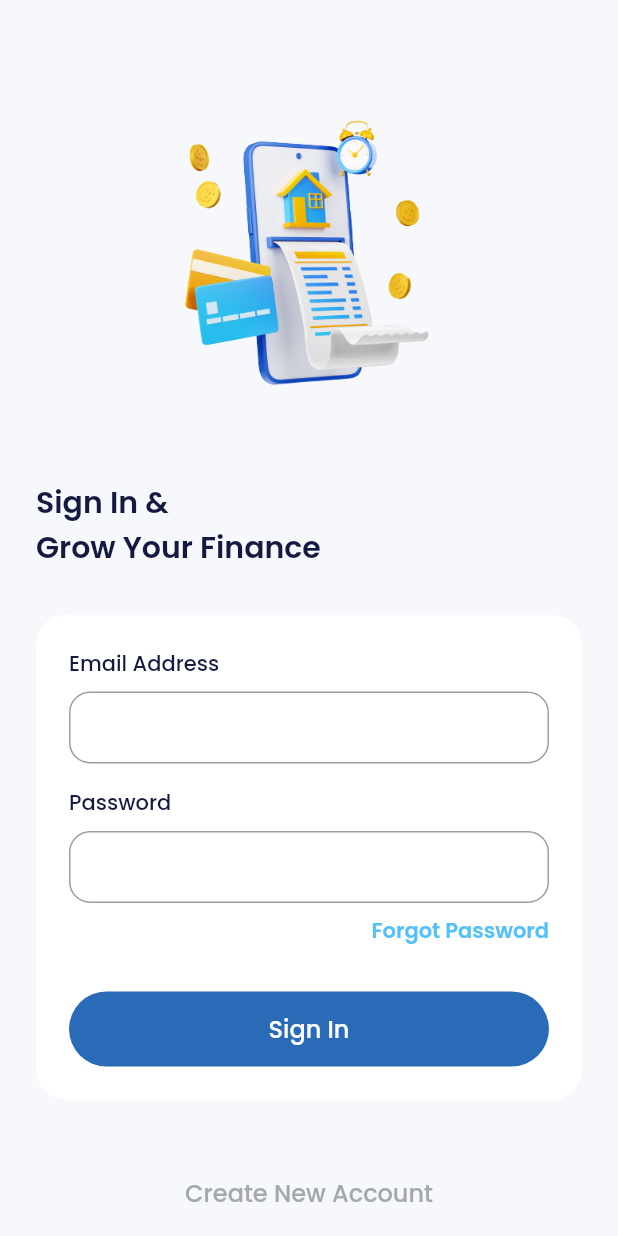
After one commit to idhamaja/flutter-bank, a Flutter app: the SignInPage screen opened directly, on a phone screen of 412 x 824 dp. The commit adds this screen. Run offline on Flutter 3.47's test engine with Material 2 defaults, Android fonts, the light colour scheme and no system bars; our stand-ins replace carousel_slider, google_fonts.

Commit message:
update SignInPage TODAY

```diff
--- a/lib/UI/pages/onBoardingPage.dart
+++ b/lib/UI/pages/onBoardingPage.dart
@@ -1,5 +1,6 @@
 import 'package:carousel_slider/carousel_slider.dart';
 import 'package:flutter/material.dart';
+import 'package:flutter_bank/UI/pages/signInPage.dart';
 import 'package:flutter_bank/shared/themes.dart';
 
 class OnBoardingPage extends StatefulWidget {
@@ -104,7 +105,6 @@
                   SizedBox(height: currentIndex == 2 ? 38 : 50),
 
                   //check button getting started
-
                   //
                   currentIndex == 2
                       ? Column(
@@ -138,7 +138,14 @@
                               width: double.infinity,
                               height: 24,
                               child: TextButton(
-                                onPressed: () {},
+                                onPressed: () {
+                                  Navigator.push(
+                                    context,
+                                    MaterialPageRoute(
+                                      builder: (context) => const SignInPage(),
+                                    ),
+                                  );
+                                },
                                 style: TextButton.styleFrom(
                                   padding: EdgeInsets.zero,
                                 ),
--- /dev/null
+++ b/lib/UI/pages/signInPage.dart
@@ -0,0 +1,161 @@
+import 'package:flutter/material.dart';
+import 'package:flutter_bank/shared/themes.dart';
+
+class SignInPage extends StatelessWidget {
+  const SignInPage({super.key});
+
+  @override
+  Widget build(BuildContext context) {
+    return Scaffold(
+      backgroundColor: lightBackgroundColor,
+      body: ListView(
+        padding: const EdgeInsets.symmetric(horizontal: 24),
+        children: [
+          Container(
+            width: 155,
+            height: 230,
+            margin: const EdgeInsets.only(
+              top: 55,
+              bottom: 35,
+            ),
+            decoration: const BoxDecoration(
+              image: DecorationImage(
+                image: AssetImage(
+                  'assets/bank_logo2.png',
+                ),
+              ),
+            ),
+          ),
+
+          //
+          Text(
+            'Sign In &\nGrow Your Finance',
+            style: blackTextStyle.copyWith(
+              fontSize: 20,
+              fontWeight: semiBold,
+            ),
+          ),
+
+          //
+          const SizedBox(height: 30),
+
+          //
+          Container(
+            padding: const EdgeInsets.all(22),
+            decoration: BoxDecoration(
+              borderRadius: BorderRadius.circular(20),
+              color: whiteColor,
+            ),
+
+            //
+            child: Column(
+              crossAxisAlignment: CrossAxisAlignment.start,
+              children: [
+                //NOTE_EMAIL_INPUT
+                Column(
+                  crossAxisAlignment: CrossAxisAlignment.start,
+                  children: [
+                    Text(
+                      'Email Address',
+                      style: blackTextStyle.copyWith(fontWeight: medium),
+                    ),
+                    //
+                    const SizedBox(height: 8),
+                    //TEXT_FORM_FIELD
+                    TextFormField(
+                      decoration: InputDecoration(
+                        border: OutlineInputBorder(
+                          borderRadius: BorderRadius.circular(14),
+                        ),
+                        contentPadding: const EdgeInsets.all(12),
+                      ),
+                    ),
+                  ],
+                ),
+
+                const SizedBox(height: 16),
+
+                //NOTE_PASSWORD_INPUT
+                Column(
+                  crossAxisAlignment: CrossAxisAlignment.start,
+                  children: [
+                    Text(
+                      'Password',
+                      style: blackTextStyle.copyWith(fontWeight: medium),
+                    ),
+                    //
+                    const SizedBox(height: 8),
+                    //TEXT_FORM_FIELD
+                    TextFormField(
+                      obscureText: true,
+                      decoration: InputDecoration(
+                        border: OutlineInputBorder(
+                          borderRadius: BorderRadius.circular(14),
+                        ),
+                        contentPadding: const EdgeInsets.all(12),
+                      ),
+                    ),
+                  ],
+                ),
+
+                const SizedBox(height: 8),
+
+                //
+                Align(
+                  alignment: Alignment.centerRight,
+                  child: Text(
+                    'Forgot Password',
+                    style: blueTextStyle,
+                  ),
+                ),
+
+                const SizedBox(height: 30),
+
+                //BUTTON_SIGN_IN
+                SizedBox(
+                  width: double.infinity,
+                  height: 50,
+                  child: TextButton(
+                    onPressed: () {},
+                    style: TextButton.styleFrom(
+                      backgroundColor: buttonBlueColor,
+                      shape: RoundedRectangleBorder(
+                        borderRadius: BorderRadius.circular(
+                          56,
+                        ),
+                      ),
+                    ),
+                    child: Text(
+                      'Sign In',
+                      style: whiteTextStyle.copyWith(fontSize: 16),
+                    ),
+                  ),
+                ),
+              ],
+            ),
+          ),
+
+          const SizedBox(height: 50),
+
+          //CREATE_NEW_ACCOUNT
+          SizedBox(
+            width: double.infinity,
+            height: 24,
+            child: TextButton(
+              onPressed: () {},
+              style: TextButton.styleFrom(
+                padding: EdgeInsets.zero,
+              ),
+              child: Text(
+                'Create New Account',
+                style: greyTextStyle.copyWith(fontSize: 16),
+              ),
+            ),
+          ),
+
+          const SizedBox(height: 50),
+        ],
+      ),
+    );
+  }
+}
--- a/lib/shared/themes.dart
+++ b/lib/shared/themes.dart
@@ -25,6 +25,7 @@
 
 TextStyle blueTextStyle = GoogleFonts.poppins(
   color: blueColor,
+  fontWeight: FontWeight.w600,
 );
 
 TextStyle greenTextStyle = GoogleFonts.poppins(
```
